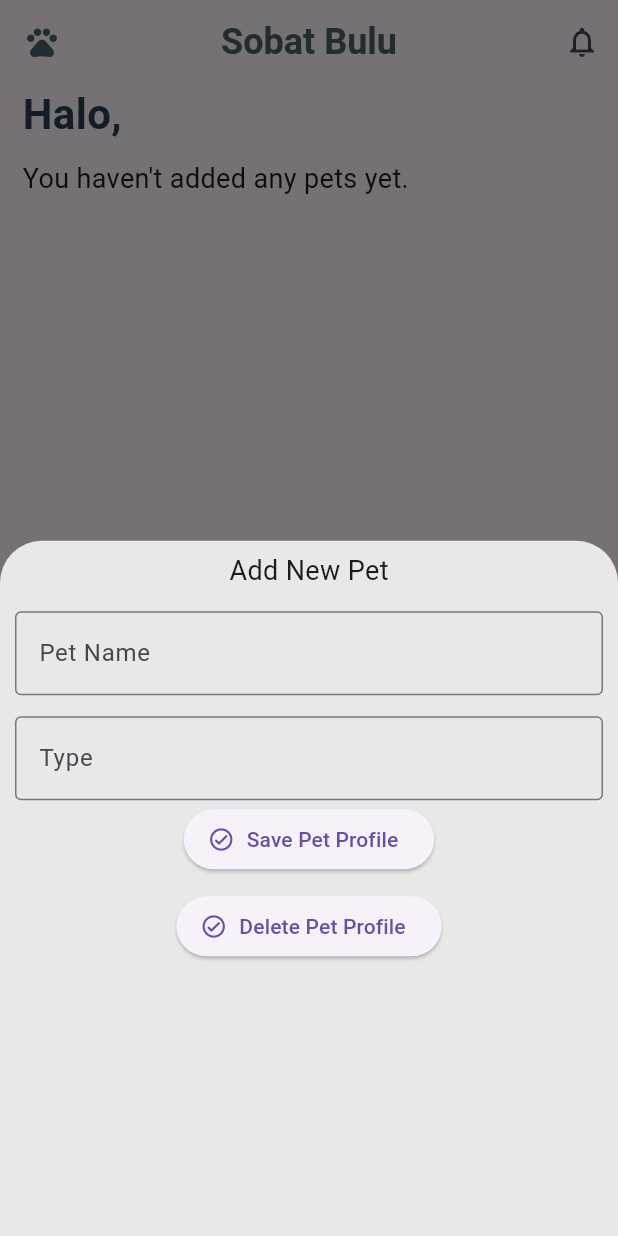
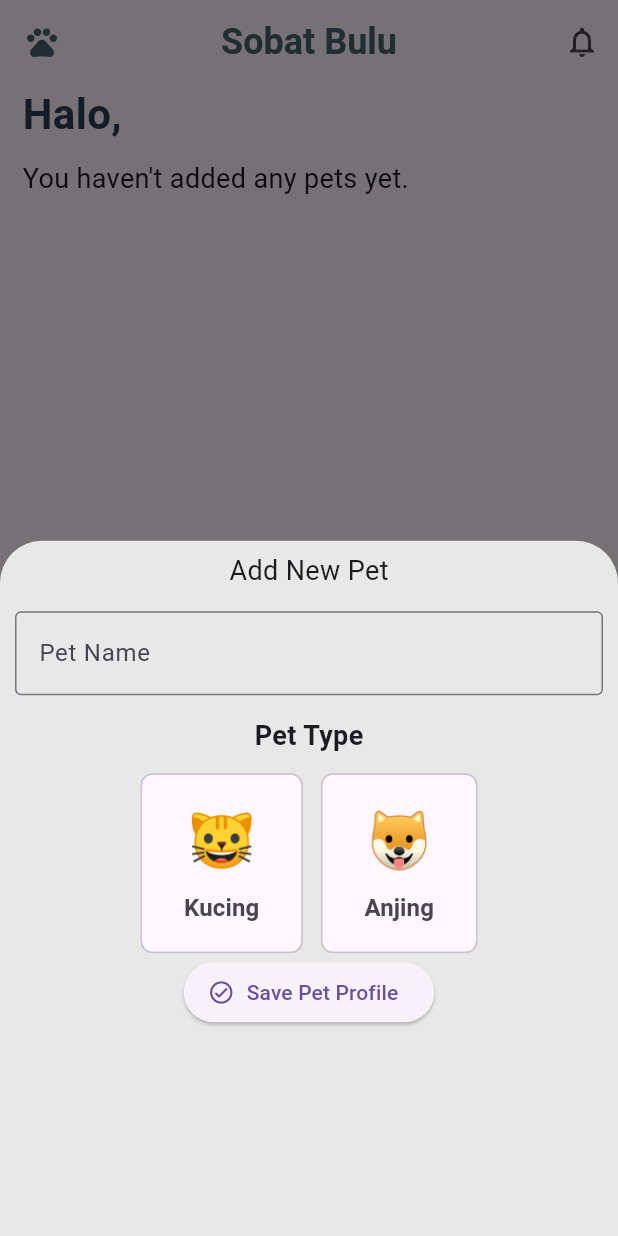
Before and after one commit to faizmuhamad14/latihan_project, a Flutter app: the HomePageScreen screen opened directly with empty values, after a tap on "Add New Pet", on a phone screen of 412 x 824 dp. Run offline on Flutter 3.47's test engine with Material 3 defaults, Android fonts, the phone set to English and light mode, and no system bars; our stand-ins replace shared_preferences, sqflite; accounts and stored records are empty.

Commit message:
Progress Day 1 home (Form Pet, fixed title)

```diff
--- a/latihan_project1/lib/pages/home.dart
+++ b/latihan_project1/lib/pages/home.dart
@@ -12,6 +12,7 @@ class HomePageScreen extends StatefulWidget {
 }
 
 class _MyWidgetState extends State<HomePageScreen> {
+  String? selectedJenis;
   final _formKey = GlobalKey<FormState>();
 
   @override
@@ -68,6 +69,7 @@ class _MyWidgetState extends State<HomePageScreen> {
                   ),
                 ),
               ),
+              SizedBox(height: 15),
               Expanded(
                 child: FutureBuilder<List<PetModel>>(
                   future: DBHelper().getAllPet(),
@@ -100,7 +102,10 @@ class _MyWidgetState extends State<HomePageScreen> {
                             leading: const CircleAvatar(
                               child: Icon(Icons.pets, color: AppColors.netral),
                             ),
-                            title: Text(
+                            title: Row(
+                              mainAxisAlignment: MainAxisAlignment.spaceBetween,
+                              children: [
+                                Text(
                                   pet.nama,
                                   style: TextStyle(
                                     color: AppColors.netral,
@@ -108,18 +113,33 @@ class _MyWidgetState extends State<HomePageScreen> {
                                     fontWeight: FontWeight.w700,
                                   ),
                                 ),
+                                IconButton(
+                                  onPressed: () {
+                                    _showBottomSheet(
+                                      context,
+                                      pet,
+                                      // PetModel(
+                                      //   nama: pet.nama,
+                                      //   jenis: pet.jenis,
+                                      // ),
+                                    );
+                                  },
+                                  icon: Icon(Icons.edit_document),
+                                ),
+                              ],
+                            ),
                             subtitle: Row(
                               spacing: 10,
                               children: [
                                 Text(
-                                  "Name Pet : ${pet.jenis}",
+                                  "Type : ${pet.jenis}",
                                   style: TextStyle(
                                     fontSize: 18,
                                     color: AppColors.textcard,
                                   ),
                                 ),
                                 Text(
-                                  "Pet Number : ${pet.id}",
+                                  "Pet Number : ${index + 1}",
                                   style: TextStyle(fontSize: 18),
                                 ),
                               ],
@@ -177,14 +197,46 @@ class _MyWidgetState extends State<HomePageScreen> {
   }
 
   void _showBottomSheet(BuildContext context, PetModel pets) {
+    String? selectedJenis = pets.jenis.isNotEmpty ? pets.jenis : null;
+    final isEdit = pets.id != null;
     final namaController = TextEditingController(text: pets.nama);
     final jenisController = TextEditingController(text: pets.jenis);
+
+    Widget buildPetChip({
+      required String emoji,
+      required String label,
+      required bool selected,
+      required VoidCallback onTap,
+    }) {
+      return ChoiceChip(
+        selected: selected,
+        onSelected: (_) => onTap(),
+
+        padding: const EdgeInsets.symmetric(horizontal: 20, vertical: 18),
+
+        label: Column(
+          mainAxisSize: MainAxisSize.min,
+          children: [
+            Text(emoji, style: const TextStyle(fontSize: 36)),
+
+            const SizedBox(height: 8),
+
+            Text(
+              label,
+              style: const TextStyle(fontSize: 16, fontWeight: FontWeight.bold),
+            ),
+          ],
+        ),
+      );
+    }
 
     showModalBottomSheet(
       backgroundColor: AppColors.backgroundBttn,
       // isScrollControlled: true,
       context: context,
       builder: (context) {
+        return StatefulBuilder(
+          builder: (BuildContext context, StateSetter setModalState) {
             return Padding(
               padding: EdgeInsetsGeometry.fromLTRB(10, 7, 10, 7),
               child: Form(
@@ -192,7 +244,10 @@ class _MyWidgetState extends State<HomePageScreen> {
                 child: Column(
                   spacing: 2,
                   children: [
-                const Text("Add New Pet", style: TextStyle(fontSize: 18)),
+                    Text(
+                      isEdit ? "Edit Pet" : "Add New Pet",
+                      style: const TextStyle(fontSize: 18),
+                    ),
                     const SizedBox(height: 10),
                     TextFormField(
                       controller: namaController,
@@ -202,12 +257,52 @@ class _MyWidgetState extends State<HomePageScreen> {
                       ),
                     ),
                     SizedBox(height: 10),
-                TextFormField(
-                  controller: jenisController,
-                  decoration: const InputDecoration(
-                    labelText: "Type",
-                    border: OutlineInputBorder(),
+                    Column(
+                      mainAxisAlignment: MainAxisAlignment.center,
+                      crossAxisAlignment: CrossAxisAlignment.start,
+                      children: [
+                        Center(
+                          child: const Text(
+                            "Pet Type",
+                            style: TextStyle(
+                              fontSize: 18,
+                              fontWeight: FontWeight.bold,
                             ),
+                          ),
+                        ),
+
+                        const SizedBox(height: 12),
+
+                        Center(
+                          child: Wrap(
+                            spacing: 12,
+                            runSpacing: 12,
+                            children: [
+                              buildPetChip(
+                                emoji: "🐱",
+                                label: "Kucing",
+                                selected: selectedJenis == "Kucing",
+                                onTap: () {
+                                  setModalState(() {
+                                    selectedJenis = "Kucing";
+                                  });
+                                },
+                              ),
+
+                              buildPetChip(
+                                emoji: "🐶",
+                                label: "Anjing",
+                                selected: selectedJenis == "Anjing",
+                                onTap: () {
+                                  setModalState(() {
+                                    selectedJenis = "Anjing";
+                                  });
+                                },
+                              ),
+                            ],
+                          ),
+                        ),
+                      ],
                     ),
                     Column(
                       spacing: 10,
@@ -222,22 +317,40 @@ class _MyWidgetState extends State<HomePageScreen> {
                               );
                               return;
                             }
+
+                            if (isEdit) {
+                              await DBHelper().updatePet(
+                                PetModel(
+                                  id: pets.id,
+                                  nama: namaController.text,
+                                  jenis: selectedJenis ?? "",
+                                ),
+                              );
+                            } else {
                               await DBHelper().insertPet(
                                 PetModel(
                                   nama: namaController.text,
                                   jenis: jenisController.text,
                                 ),
                               );
+                            }
                             Navigator.pop(context);
                             setState(() {});
                           },
                           icon: Icon(Icons.check_circle_outline_rounded),
                           label: Text("Save Pet Profile"),
                         ),
+                        if (isEdit)
                           ElevatedButton.icon(
-                      onPressed: () {},
-                      icon: Icon(Icons.check_circle_outline_rounded),
-                      label: Text("Delete Pet Profile"),
+                            onPressed: () async {
+                              await DBHelper().deletePet(pets.id!);
+
+                              Navigator.pop(context);
+
+                              setState(() {});
+                            },
+                            icon: const Icon(Icons.delete),
+                            label: const Text("Delete Pet Profile"),
                           ),
                       ],
                     ),
@@ -247,5 +360,7 @@ class _MyWidgetState extends State<HomePageScreen> {
             );
           },
         );
+      },
+    );
   }
 }
--- a/latihan_project1/lib/pages/sign_in.dart
+++ b/latihan_project1/lib/pages/sign_in.dart
@@ -91,7 +91,7 @@ class _SignInPageState extends State<SignInPage> {
                         ),
                       ),
                       Text(
-                        "Sahabat Bulu",
+                        "Sobat Bulu",
                         style: TextStyle(
                           fontSize: 32,
                           fontWeight: FontWeight.w700,
@@ -123,7 +123,7 @@ class _SignInPageState extends State<SignInPage> {
                             TextFormField(
                               controller: emailController,
                               decoration: InputDecoration(
-                                labelText: "Masukkam alamat email",
+                                labelText: "Masukkan alamat email",
                                 hintText: "Masukkan alamat email",
                                 border: OutlineInputBorder(
                                   borderSide: BorderSide(color: Colors.black),
--- a/latihan_project1/lib/pages/sign_up.dart
+++ b/latihan_project1/lib/pages/sign_up.dart
@@ -94,7 +94,7 @@ class _SignUpPageState extends State<SignUpPage> {
                   ),
                   Text(
                     textAlign: TextAlign.center,
-                    "Bergabunglah dengan Sahabat Bulu untuk merawat hewan peliharaan Anda dengan lebih baik.",
+                    "Bergabunglah dengan Sobat Bulu untuk merawat hewan peliharaan Anda dengan lebih baik.",
                   ),
                   // SizedBox(height: 15),
                   Form(
```
Lines whose indentation alone changed are shown as unchanged.
